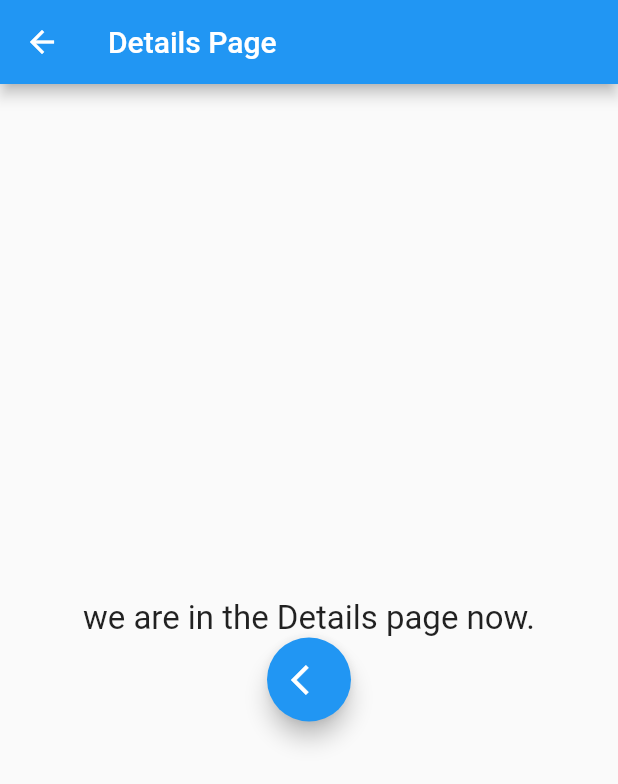
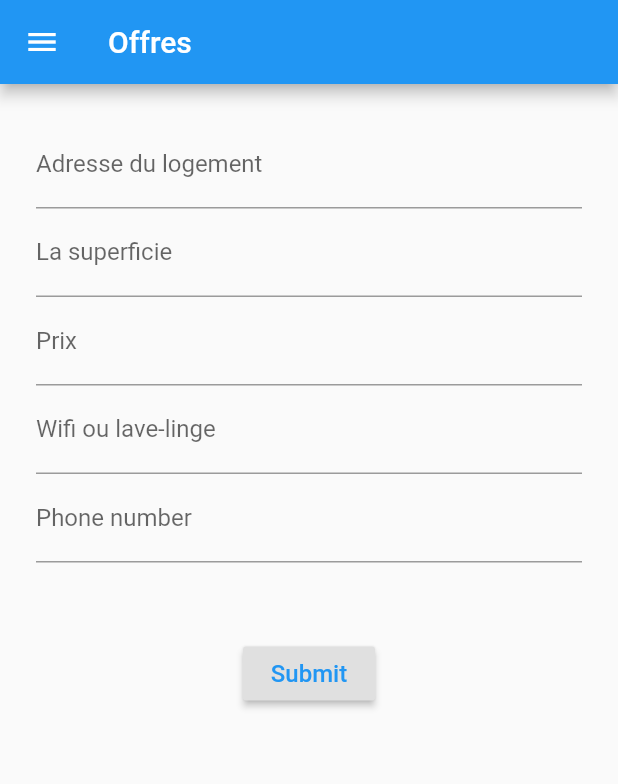
Before and after one commit to benjdiasaad/ExamenFinal_DEV-MobileII, a Flutter app: the DetailsScreen screen opened directly, on a phone screen of 412 x 824 dp. Shown: the top 784 px of the screen. Run offline on Flutter 3.47's test engine with Material 2 defaults, Android fonts, the phone set to English and light mode, and no system bars.

Commit message:
demandes & offres

```diff
--- a/lib/screens/details_screen.dart
+++ b/lib/screens/details_screen.dart
@@ -1,30 +1,162 @@
 import 'package:flutter/material.dart';
+import 'package:student_coloco/screens/main_drawer.dart';
+//import 'package:image_picker/image_picker.dart';
 
-class DetailsScreen extends StatelessWidget {
-  // This widget is the root of your application.
+class DetailsScreen extends StatefulWidget {
+  @override
+  State<StatefulWidget> createState() {
+    return DetailsScreenState();
+  }
+}
+
+class DetailsScreenState extends State<DetailsScreen> {
+  String _addr;
+  String _sup;
+  String _prix;
+  String _wifi;
+  String _phoneNumber;
+
+/*  FileImage _image;
+  final picker = ImagePicker();
+
+  Future getImage() async {
+    final pickedFile = await picker.getImage(source: ImageSource.camera);
+
+    setState(() {
+      _image = FileImage(pickedFile.path);
+    });
+  }
+*/
+  final GlobalKey<FormState> _formKey = GlobalKey<FormState>();
+
+  Widget _buildAddr() {
+    return TextFormField(
+      decoration: InputDecoration(labelText: 'Adresse du logement'),
+      validator: (String value) {
+        if (value.isEmpty) {
+          return 'Adresse du logement is Required';
+        }
+
+        return null;
+      },
+      onSaved: (String value) {
+        _addr = value;
+      },
+    );
+  }
+
+  Widget _buildSup() {
+    return TextFormField(
+      decoration: InputDecoration(labelText: 'La superficie'),
+      validator: (String value) {
+        if (value.isEmpty) {
+          return 'Superficie is Required';
+        }
+
+        return null;
+      },
+      onSaved: (String value) {
+        _sup = value;
+      },
+    );
+  }
+
+
+  Widget _buildPrix() {
+    return TextFormField(
+      decoration: InputDecoration(labelText: 'Prix'),
+      validator: (String value) {
+        if (value.isEmpty) {
+          return 'Prix is Required';
+        }
+
+        return null;
+      },
+      onSaved: (String value) {
+        _prix = value;
+      },
+    );
+  }
+
+  Widget _buildWifi() {
+    return TextFormField(
+      decoration: InputDecoration(labelText: 'Wifi ou lave-linge'),
+      keyboardType: TextInputType.visiblePassword,
+      validator: (String value) {
+        if (value.isEmpty) {
+          return 'Wifi is Required';
+        }
+
+        return null;
+      },
+      onSaved: (String value) {
+        _wifi = value;
+      },
+    );
+  }
+
+
+
+  Widget _buildPhoneNumber() {
+    return TextFormField(
+      decoration: InputDecoration(labelText: 'Phone number'),
+      keyboardType: TextInputType.phone,
+      validator: (String value) {
+        if (value.isEmpty) {
+          return 'Phone number is Required';
+        }
+
+        return null;
+      },
+
+    );
+  }
+
+
   @override
   Widget build(BuildContext context) {
     return Scaffold(
-      appBar: AppBar(
-        title: Text('Details Page'),
-      ),
-      body: Center(
-        child: Column(
-          mainAxisAlignment: MainAxisAlignment.center,
-          children: <Widget>[
-            Text(
-              'we are in the Details page now.',
-              style: TextStyle(
-                fontSize: 22,
-              ),
-            ),
-            FloatingActionButton(
-              child: Icon(Icons.arrow_back_ios),
-              onPressed: () {
-                Navigator.pop(context);
-              },
-            ),
-          ],
+      appBar: AppBar(title: Text("Offres")),
+      drawer: MainDrawer(),
+      resizeToAvoidBottomPadding: false,
+      body: Container(
+        margin: EdgeInsets.all(24),
+        child: Form(
+          key: _formKey,
+          child: SingleChildScrollView(
+          child: Column(
+            mainAxisAlignment: MainAxisAlignment.center,
+            children: <Widget>[
+              _buildAddr(),
+              _buildSup(),
+              _buildPrix(),
+              _buildWifi(),
+              _buildPhoneNumber(),
+              SizedBox(height: 50),
+               RaisedButton(
+                child: Text(
+                  'Submit',
+                  style: TextStyle(color: Colors.blue, fontSize: 16),
+                ),
+                onPressed: () {
+                  if (!_formKey.currentState.validate()) {
+                    return;
+                  }
+
+                  _formKey.currentState.save();
+
+                  print(_addr);
+                  print(_sup);
+                  print(_prix);
+                  print(_wifi);
+
+
+                  //Send to API
+                },
+              )
+            ],
+          ),
+          ),
         ),
       ),
     );
--- a/lib/screens/home/home.dart
+++ b/lib/screens/home/home.dart
@@ -3,7 +3,6 @@ import 'package:flutter/services.dart';
 import 'package:student_coloco/utilities/constants.dart';
 import 'package:student_coloco/screens/authenticate/authenticate.dart';
 import 'package:student_coloco/screens/main_drawer.dart';
-import 'package:student_coloco/screens/home_screen.dart';
 
 class LoginScreen extends StatefulWidget {
   @override
@@ -306,8 +305,8 @@ class _LoginScreenState extends State<LoginScreen> {
                         height: 30.0,
                       ),
                       _buildPasswordTF(),
-                      _buildForgotPasswordBtn(),
-                      _buildRememberMeCheckbox(),
+                      //_buildForgotPasswordBtn(),
+                     // _buildRememberMeCheckbox(),
                       _buildLoginBtn(),
                       _buildSignInWithText(),
                       _buildSocialBtnRow(),
```
Also changed, not shown: lib/screens/home_screen.dart (+99 -22 lines), lib/screens/main_drawer.dart (+4 -4 lines).
